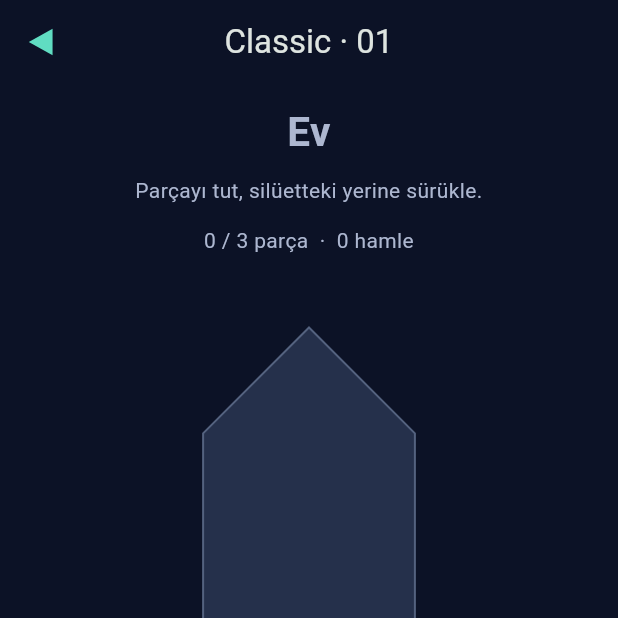
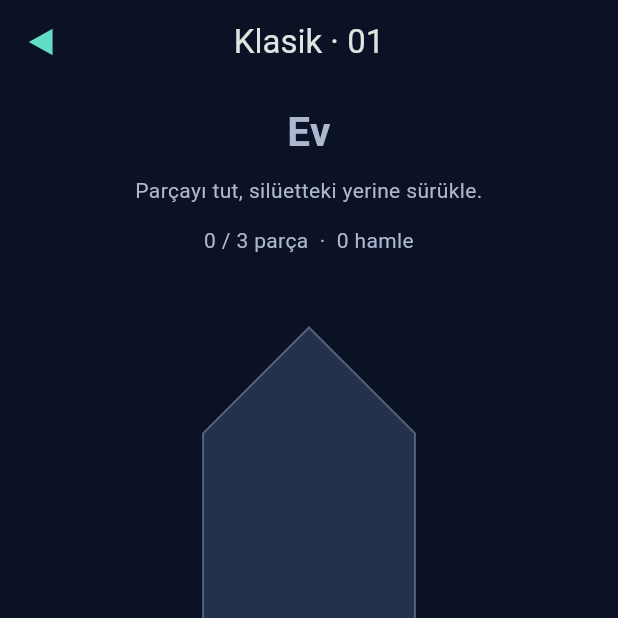
Before and after one commit to mfurkaneraslan/tanora, a Flutter app: the LevelSelectScreen screen opened directly with empty values, after a tap on "01", on a phone screen of 412 x 824 dp, the top half of it. Run offline on Flutter 3.47's test engine with Material 3 defaults, Android fonts, the phone set to English and light mode, and no system bars; our stand-ins replace shared_preferences; missing offline and left inert: dart:js_interop; accounts and stored records are empty.

Commit message:
Implement minimal-move and memory modes with Turkish localization

```diff
--- a/lib/app.dart
+++ b/lib/app.dart
@@ -1,4 +1,5 @@
 import 'package:flutter/material.dart';
+import 'package:flutter_localizations/flutter_localizations.dart';
 
 import 'data/progress_store.dart';
 import 'screens/home_screen.dart';
@@ -9,6 +10,9 @@ class TanoraApp extends StatelessWidget {
   @override
   Widget build(BuildContext context) => MaterialApp(
     title: 'TANORA',
+    locale: const Locale('tr'),
+    supportedLocales: const [Locale('tr')],
+    localizationsDelegates: GlobalMaterialLocalizations.delegates,
     debugShowCheckedModeBanner: false,
     theme: ThemeData(
       useMaterial3: true,
--- a/lib/models/game_mode.dart
+++ b/lib/models/game_mode.dart
@@ -2,21 +2,21 @@ import 'package:flutter/material.dart';
 
 enum GameMode {
   classic(
-    'Classic',
+    'Klasik',
     'Her parça yerini bulur.',
     'Silüeti parçalarla tamamla. Kendi hızında, adım adım.',
     Color(0xFF60DDC2),
     Icons.category_outlined,
   ),
   minimalMoves(
-    'Minimal Moves',
+    'Minimal Hamle',
     'Az hamle. Büyük fikir.',
     'Yanlış yerleşmiş parçaları en az hamlede düzelt.',
     Color(0xFFFFBD76),
     Icons.change_history_rounded,
   ),
   memory(
-    'Memory',
+    'Hafıza',
     'Bak. Hatırla. Tamamla.',
     'Silüeti 3 saniye incele, sonra hafızandan oluştur.',
     Color(0xFFB6A1FF),
--- /dev/null
+++ b/lib/models/play_session.dart
@@ -0,0 +1,56 @@
+import 'package:flutter/material.dart';
+
+import 'classic_puzzle.dart';
+import 'game_mode.dart';
+
+class PlaySession extends ClassicSession {
+  PlaySession(super.level, this.mode) {
+    final tray = PieceTray(pieces);
+    for (var i = 0; i < pieces.length; i++) {
+      positions[i] = tray.centers[i];
+    }
+    requiredMoves = mode == GameMode.minimalMoves
+        ? (2 + (level - 1) ~/ 5).clamp(1, pieces.length)
+        : pieces.length;
+    if (mode == GameMode.minimalMoves) {
+      for (var i = 0; i < pieces.length; i++) {
+        if (i < requiredMoves) {
+          positions[i] = pieces[i].center + Offset(i.isEven ? -38 : 38, 35);
+        } else {
+          placed[i] = i;
+        }
+      }
+    }
+  }
+  final GameMode mode;
+  final Map<int, Offset> positions = {};
+  late final int requiredMoves;
+  int peeks = 0;
+  int get score {
+    final extra = moves - requiredMoves;
+    final moveScore = extra <= 0
+        ? 3
+        : extra <= 3
+        ? 2
+        : 1;
+    return mode == GameMode.memory
+        ? (moveScore - peeks).clamp(1, 3)
+        : moveScore;
+  }
+
+  @override
+  bool drop(int piece, Offset center) {
+    final success = super.drop(piece, center);
+    if (!success &&
+        mode == GameMode.minimalMoves &&
+        !placed.containsKey(piece)) {
+      final bounds = (Path()..addPolygon(pieces[piece].local, true))
+          .getBounds();
+      positions[piece] = Offset(
+        center.dx.clamp(6 - bounds.left, 354 - bounds.right),
+        center.dy.clamp(6 - bounds.top, 354 - bounds.bottom),
+      );
+    }
+    return success;
+  }
+}
--- a/lib/screens/classic_game_screen.dart
+++ b/lib/screens/classic_game_screen.dart
@@ -1,4 +1,8 @@
+import 'dart:async';
+
 import 'package:flutter/material.dart';
+
+import '../models/play_session.dart';
 
 import '../data/progress_store.dart';
 import '../models/classic_puzzle.dart';
@@ -12,7 +16,9 @@ class ClassicGameScreen extends StatefulWidget {
     super.key,
     required this.level,
     required this.progress,
+    this.mode = GameMode.classic,
   });
+  final GameMode mode;
   final int level;
   final ProgressStore progress;
   @override
@@ -23,7 +29,13 @@ class _ClassicGameScreenState extends State<ClassicGameScreen>
     with SingleTickerProviderStateMixin {
   late final AnimationController snapGlow;
   int? glowPiece;
-  late ClassicSession session;
+  late PlaySession session;
+  Timer? memoryTimer;
+  int countdown = 3;
+  bool studying = false;
+  bool peeking = false;
+  bool get showTarget =>
+      widget.mode != GameMode.memory || studying || peeking || session.complete;
   late PieceTray layout;
   Offset grabOffset = Offset.zero;
   int? active;
@@ -39,27 +51,51 @@ class _ClassicGameScreenState extends State<ClassicGameScreen>
         )..addListener(() {
           setState(() {});
         });
-    session = ClassicSession(widget.level);
+    session = PlaySession(widget.level, widget.mode);
+    studying = widget.mode == GameMode.memory;
+    if (studying) {
+      memoryTimer = Timer.periodic(const Duration(seconds: 1), (timer) {
+        if (!mounted) {
+          timer.cancel();
+          return;
+        }
+        setState(() {
+          countdown--;
+          if (countdown == 0) {
+            studying = false;
+            timer.cancel();
+          }
+        });
+      });
+    }
     layout = PieceTray(session.pieces);
   }
 
   @override
   void dispose() {
+    memoryTimer?.cancel();
     snapGlow.dispose();
     super.dispose();
   }
 
-  Offset tray(int i) => layout.centers[i];
+  Offset tray(int i) => session.positions[i]!;
+
+  void peek() {
+    if (studying || peeking || session.complete) return;
+    setState(() {
+      session.peeks++;
+      peeking = true;
+    });
+    memoryTimer?.cancel();
+    memoryTimer = Timer(const Duration(seconds: 1), () {
+      if (mounted) setState(() => peeking = false);
+    });
+  }
 
   Future<void> finish() async {
     setState(() => saving = true);
-    final extra = session.moves - session.pieces.length;
-    final score = extra == 0
-        ? 3
-        : extra <= 3
-        ? 2
-        : 1;
-    await widget.progress.complete(GameMode.classic, widget.level, score);
+    final score = session.score;
+    await widget.progress.complete(widget.mode, widget.level, score);
     if (!mounted) return;
     setState(() => saving = false);
     final next = await showDialog<bool>(
@@ -104,8 +140,8 @@ class _ClassicGameScreenState extends State<ClassicGameScreen>
                   textAlign: TextAlign.center,
                 ),
                 if (widget.level == 30)
-                  const Text(
-                    'Classic serisini bitirdin!',
+                  Text(
+                    '${widget.mode.title} serisini bitirdin!',
                     textAlign: TextAlign.center,
                   ),
                 if (widget.progress.error != null)
@@ -131,11 +167,12 @@ class _ClassicGameScreenState extends State<ClassicGameScreen>
     );
     if (!mounted) return;
     if (next == true) {
-      await widget.progress.select(GameMode.classic, widget.level + 1);
+      await widget.progress.select(widget.mode, widget.level + 1);
       if (!mounted) return;
       Navigator.of(context).pushReplacement(
         MaterialPageRoute<void>(
           builder: (_) => ClassicGameScreen(
+            mode: widget.mode,
             level: widget.level + 1,
             progress: widget.progress,
           ),
@@ -146,10 +183,8 @@ class _ClassicGameScreenState extends State<ClassicGameScreen>
       navigator.popUntil((route) => route.isFirst);
       navigator.push(
         MaterialPageRoute<void>(
-          builder: (_) => LevelSelectScreen(
-            mode: GameMode.classic,
-            progress: widget.progress,
-          ),
+          builder: (_) =>
+              LevelSelectScreen(mode: widget.mode, progress: widget.progress),
         ),
       );
     }
@@ -159,7 +194,9 @@ class _ClassicGameScreenState extends State<ClassicGameScreen>
   Widget build(BuildContext context) => Scaffold(
     appBar: AppBar(
       leading: const TangramBack(),
-      title: Text('Classic · ${widget.level.toString().padLeft(2, '0')}'),
+      title: Text(
+        '${widget.mode.title} · ${widget.level.toString().padLeft(2, '0')}',
+      ),
     ),
     body: SafeArea(
       child: Center(
@@ -170,7 +207,9 @@ class _ClassicGameScreenState extends State<ClassicGameScreen>
             child: Column(
               children: [
                 Text(
-                  session.shape.name,
+                  widget.mode == GameMode.memory && !showTarget
+                      ? 'Şekli hatırla'
+                      : session.shape.name,
                   textAlign: TextAlign.center,
                   style: TextStyle(fontSize: 27, fontWeight: FontWeight.bold),
                 ),
@@ -178,6 +217,12 @@ class _ClassicGameScreenState extends State<ClassicGameScreen>
                 Text(
                   session.complete
                       ? 'Bütün parçalar yerini buldu.'
+                      : studying
+                      ? 'Silüeti incele · $countdown saniye'
+                      : widget.mode == GameMode.minimalMoves
+                      ? 'Yanlış parçaları düzelt · Hedef: ${session.requiredMoves} hamle'
+                      : widget.mode == GameMode.memory
+                      ? 'Silüeti hafızandan tamamla.'
                       : 'Parçayı tut, silüetteki yerine sürükle.',
                   textAlign: TextAlign.center,
                 ),
@@ -190,7 +235,9 @@ class _ClassicGameScreenState extends State<ClassicGameScreen>
                 Expanded(
                   child: LayoutBuilder(
                     builder: (context, constraints) {
-                      final height = layout.height;
+                      final height = widget.mode == GameMode.minimalMoves
+                          ? 360.0
+                          : layout.height;
                       final availableHeight = constraints.maxHeight;
                       final boardWidth = constraints.maxWidth.clamp(
                         0.0,
@@ -201,7 +248,7 @@ class _ClassicGameScreenState extends State<ClassicGameScreen>
                         child: Listener(
                           key: const ValueKey('classic-board'),
                           behavior: HitTestBehavior.opaque,
-                          onPointerDown: session.complete
+                          onPointerDown: session.complete || studying
                               ? null
                               : (details) {
                                   final p = details.localPosition / scale;
@@ -252,7 +299,7 @@ class _ClassicGameScreenState extends State<ClassicGameScreen>
                           onPointerCancel: (_) => setState(() => active = null),
                           child: Semantics(
                             label:
-                                '${session.shape.name} silüeti. ${session.pieces.length} sürüklenebilir parça.',
+                                '${showTarget ? session.shape.name : 'Gizli'} silüeti. ${session.pieces.length} sürüklenebilir parça.',
                             child: CustomPaint(
                               size: Size(boardWidth, height * scale),
                               painter: _Board(
@@ -262,12 +309,22 @@ class _ClassicGameScreenState extends State<ClassicGameScreen>
                                 tray,
                                 glowPiece,
                                 snapGlow.isAnimating ? 1 - snapGlow.value : 0,
+                                showTarget,
                               ),
                             ),
                           ),
                         ),
                       );
                     },
+                  ),
+                ),
+                if (widget.mode == GameMode.memory && !session.complete)
+                  TextButton(
+                    onPressed: studying || peeking ? null : peek,
+                    child: Text(
+                      peeking
+                          ? 'Silüet gösteriliyor…'
+                          : 'Tekrar bak · yıldız cezası (${session.peeks})',
                     ),
                   ),
                 if (!session.complete)
@@ -298,7 +355,9 @@ class _Board extends CustomPainter {
     this.tray,
     this.glowPiece,
     this.glow,
+    this.showTarget,
   );
+  final bool showTarget;
   final int? glowPiece;
   final double glow;
   final ClassicSession session;
@@ -317,6 +376,7 @@ class _Board extends CustomPainter {
   void paint(Canvas canvas, Size size) {
     canvas.scale(size.width / 360);
     final house = session.shape.path;
+    if (showTarget) {
       canvas.drawPath(house, Paint()..color = const Color(0xFF25304B));
       canvas.drawPath(
         house,
@@ -325,6 +385,7 @@ class _Board extends CustomPainter {
           ..style = PaintingStyle.stroke
           ..strokeWidth = 1.5,
       );
+    }
     if (glowPiece != null && glow > 0) {
       final target = session.placed[glowPiece];
       if (target != null) {
--- a/lib/screens/level_preview_screen.dart
+++ b/lib/screens/level_preview_screen.dart
@@ -2,8 +2,6 @@ import 'package:flutter/material.dart';
 
 import '../data/progress_store.dart';
 import '../models/game_mode.dart';
-import '../widgets/tangram_art.dart';
-import '../widgets/tangram_play.dart';
 import 'classic_game_screen.dart';
 
 /// Phase-one destination; no simulated completion or fake score.
@@ -18,65 +16,6 @@ class LevelPreviewScreen extends StatelessWidget {
   final int level;
   final ProgressStore progress;
   @override
-  Widget build(BuildContext context) => mode == GameMode.classic
-      ? ClassicGameScreen(level: level, progress: progress)
-      : Scaffold(
-          appBar: AppBar(
-            leading: const TangramBack(),
-            title: Text('${mode.title} · ${level.toString().padLeft(2, '0')}'),
-          ),
-          body: Center(
-            child: ConstrainedBox(
-              constraints: const BoxConstraints(maxWidth: 520),
-              child: ListView(
-                shrinkWrap: true,
-                padding: const EdgeInsets.all(28),
-                children: [
-                  Center(child: Icon(mode.icon, color: mode.color, size: 36)),
-                  const SizedBox(height: 16),
-                  const Text(
-                    'İlk şekle doğru',
-                    textAlign: TextAlign.center,
-                    style: TextStyle(fontSize: 28, fontWeight: FontWeight.bold),
-                  ),
-                  const SizedBox(height: 12),
-                  Text(mode.description, textAlign: TextAlign.center),
-                  const SizedBox(height: 24),
-                  const Center(child: TangramArt(size: 240)),
-                  const SizedBox(height: 24),
-                  Container(
-                    padding: const EdgeInsets.all(20),
-                    decoration: BoxDecoration(
-                      color: const Color(0xFF161F37),
-                      borderRadius: BorderRadius.circular(20),
-                    ),
-                    child: const Column(
-                      children: [
-                        Text(
-                          'Oyun alanı önizlemesi',
-                          style: TextStyle(
-                            fontWeight: FontWeight.bold,
-                            color: Colors.white,
-                          ),
-                        ),
-                        SizedBox(height: 8),
-                        Text(
-                          'Bu ilk sürümde menü ve bölüm akışı hazır. Parçaları sürükleme, döndürme ve çözüm kontrolü sonraki geliştirme aşamasında eklenecek.',
-                          textAlign: TextAlign.center,
-                        ),
-                      ],
-                    ),
-                  ),
-                  const SizedBox(height: 24),
-                  FilledButton.tonal(
-                    onPressed: () => Navigator.of(context).pop(),
-                    child: const Text('Geri dön'),
-                  ),
-                  if (progress.error != null)
-                    Text(progress.error!, textAlign: TextAlign.center),
-                ],
-              ),
-            ),
-          ),
-        );
+  Widget build(BuildContext context) =>
+      ClassicGameScreen(level: level, progress: progress, mode: mode);
 }
--- a/pubspec.yaml
+++ b/pubspec.yaml
@@ -28,6 +28,8 @@ environment:
 # the latest version available on pub.dev. To see which dependencies have newer
 # versions available, run `flutter pub outdated`.
 dependencies:
+  flutter_localizations:
+    sdk: flutter
   flutter:
     sdk: flutter
 
```
Also changed, not shown: pubspec.lock, 3 other files. Lines whose indentation alone changed are shown as unchanged.
